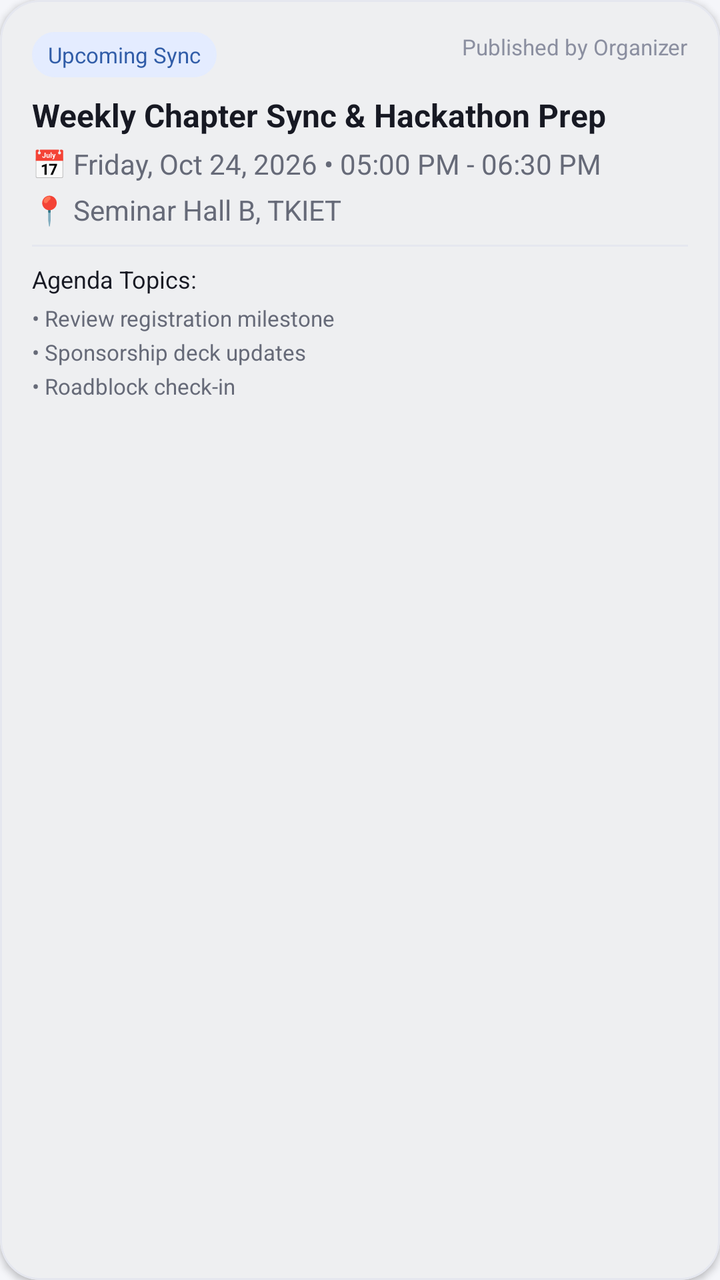
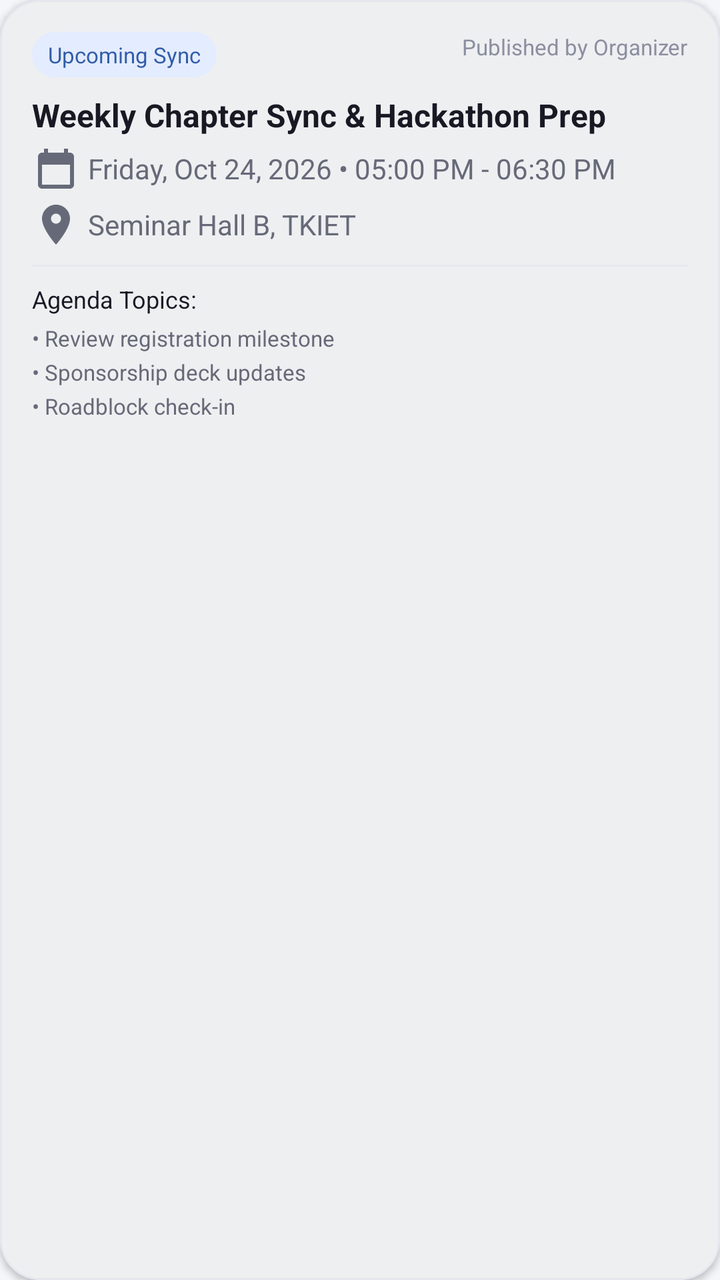

Two renders of the same Android screen: before a commit and after it. Below are the layout's source before the change and the commit's diff.
<!-- AndroidManifest.xml: application theme Theme.GDGCoreHQ -->
<!-- res/layout/item_meeting_card.xml -->
<?xml version="1.0" encoding="utf-8"?>
<com.google.android.material.card.MaterialCardView
    xmlns:android="http://schemas.android.com/apk/res/android"
    xmlns:app="http://schemas.android.com/apk/res-auto"
    style="@style/Widget.GDGCoreHQ.Card"
    android:layout_width="match_parent"
    android:layout_height="wrap_content"
    android:layout_marginBottom="@dimen/space_3">

    <LinearLayout
        android:layout_width="match_parent"
        android:layout_height="wrap_content"
        android:orientation="vertical">

        
        <RelativeLayout
            android:layout_width="match_parent"
            android:layout_height="wrap_content"
            android:layout_marginBottom="@dimen/space_2">

            <TextView
                android:id="@+id/tvMeetingStatus"
                android:layout_width="wrap_content"
                android:layout_height="wrap_content"
                android:layout_alignParentStart="true"
                android:background="@drawable/bg_chip_rounded"
                android:backgroundTint="@color/color_info_container"
                android:paddingHorizontal="@dimen/space_2"
                android:paddingVertical="@dimen/space_1"
                android:text="Upcoming Sync"
                android:textAppearance="@style/TextAppearance.GDGCoreHQ.Caption"
                android:textColor="@color/status_info" />

            <TextView
                android:id="@+id/tvPublishedBy"
                android:layout_width="wrap_content"
                android:layout_height="wrap_content"
                android:layout_alignParentEnd="true"
                android:text="Published by Organizer"
                android:textAppearance="@style/TextAppearance.GDGCoreHQ.Caption"
                android:textColor="@color/text_muted" />
        </RelativeLayout>

        
        <TextView
            android:id="@+id/tvMeetingTitle"
            android:layout_width="wrap_content"
            android:layout_height="wrap_content"
            android:text="Weekly Chapter Sync &amp; Hackathon Prep"
            android:textAppearance="@style/TextAppearance.GDGCoreHQ.TitleMedium"
            android:textColor="@color/text_primary" />

        
        <TextView
            android:id="@+id/tvMeetingDateTime"
            android:layout_width="wrap_content"
            android:layout_height="wrap_content"
            android:layout_marginTop="@dimen/space_1"
            android:text="📅 Friday, Oct 24, 2026 • 05:00 PM - 06:30 PM"
            android:textAppearance="@style/TextAppearance.GDGCoreHQ.Body"
            android:textColor="@color/text_secondary" />

        
        <TextView
            android:id="@+id/tvMeetingLocation"
            android:layout_width="wrap_content"
            android:layout_height="wrap_content"
            android:layout_marginTop="@dimen/space_1"
            android:text="📍 Seminar Hall B, TKIET"
            android:textAppearance="@style/TextAppearance.GDGCoreHQ.Body"
            android:textColor="@color/text_secondary" />

        <View
            android:layout_width="match_parent"
            android:layout_height="1dp"
            android:layout_marginVertical="@dimen/space_2"
            android:background="@color/border" />

        
        <TextView
            android:layout_width="wrap_content"
            android:layout_height="wrap_content"
            android:layout_marginBottom="@dimen/space_1"
            android:text="Agenda Topics:"
            android:textAppearance="@style/TextAppearance.GDGCoreHQ.Label"
            android:textColor="@color/text_primary" />

        
        <TextView
            android:id="@+id/tvMeetingTopics"
            android:layout_width="match_parent"
            android:layout_height="wrap_content"
            android:lineSpacingExtra="4dp"
            android:text="• Review registration milestone\n• Sponsorship deck updates\n• Roadblock check-in"
            android:textAppearance="@style/TextAppearance.GDGCoreHQ.Caption"
            android:textColor="@color/text_secondary" />

    </LinearLayout>
</com.google.android.material.card.MaterialCardView>
<!-- resources referenced by this layout -->
<resources>
  <color name="border">#E5E7EF</color>
  <color name="color_info_container">#E4ECFF</color>
  <color name="status_info">#315DA8</color>
  <color name="text_muted">#8B8FA0</color>
  <color name="text_primary">#171923</color>
  <color name="text_secondary">#666A78</color>
  <dimen name="space_1">4dp</dimen>
  <dimen name="space_2">8dp</dimen>
  <dimen name="space_3">12dp</dimen>
  <style name="TextAppearance.GDGCoreHQ.Body">
          <item name="android:textSize">@dimen/text_body</item>
          <item name="android:textColor">@color/text_primary</item>
      </style>
  <style name="TextAppearance.GDGCoreHQ.Caption">
          <item name="android:textSize">@dimen/text_caption</item>
          <item name="android:textColor">@color/text_muted</item>
      </style>
  <style name="TextAppearance.GDGCoreHQ.Label">
          <item name="android:textSize">@dimen/text_label</item>
          <item name="android:textColor">@color/text_secondary</item>
      </style>
  <style name="TextAppearance.GDGCoreHQ.TitleMedium">
          <item name="android:textSize">@dimen/text_title_medium</item>
          <item name="android:textStyle">bold</item>
          <item name="android:textColor">@color/text_primary</item>
      </style>
  <color name="surface_subtle">#F0F1F6</color>
  <dimen name="radius_chip">12dp</dimen>
  <dimen name="text_body">14sp</dimen>
  <dimen name="text_caption">11sp</dimen>
  <dimen name="text_label">12sp</dimen>
  <dimen name="text_title_medium">16sp</dimen>
  <style name="ShapeAppearance.GDGCoreHQ.Card" parent="ShapeAppearance.Material3.MediumComponent">
          <item name="cornerFamily">rounded</item>
          <item name="cornerSize">@dimen/radius_card</item>
      </style>
  <color name="surface">#FFFFFF</color>
  <dimen name="border_width">1dp</dimen>
  <dimen name="elevation_card">2dp</dimen>
  <dimen name="card_padding">16dp</dimen>
  <color name="md_theme_primary">#18233F</color>
  <color name="md_theme_onPrimary">#FFFFFF</color>
  <color name="md_theme_primaryContainer">#C8D8FF</color>
  <color name="md_theme_onPrimaryContainer">#18233F</color>
  <color name="md_theme_secondary">#666A78</color>
  <color name="md_theme_onSecondary">#FFFFFF</color>
  <color name="md_theme_secondaryContainer">#D8D4FF</color>
  <color name="md_theme_onSecondaryContainer">#171923</color>
  <color name="md_theme_background">#F5F6FA</color>
  <color name="md_theme_onBackground">#171923</color>
  <color name="md_theme_surface">#FFFFFF</color>
  <color name="md_theme_onSurface">#171923</color>
  <color name="md_theme_surfaceVariant">#F0F1F6</color>
  <color name="md_theme_onSurfaceVariant">#666A78</color>
  <color name="md_theme_outline">#E5E7EF</color>
  <color name="md_theme_error">#B42332</color>
  <color name="md_theme_onError">#FFFFFF</color>
  <color name="md_theme_errorContainer">#FCE1E3</color>
  <color name="md_theme_onErrorContainer">#B42332</color>
  <color name="background">#F5F6FA</color>
  <dimen name="radius_card">20dp</dimen>
  <!-- unchanged entries left out for length: 3 -->
</resources>

<!-- the commit's change to res/layout/item_meeting_card.xml (unified diff, before → after) -->
@@ -56,7 +56,11 @@
             android:layout_width="wrap_content"
             android:layout_height="wrap_content"
             android:layout_marginTop="@dimen/space_1"
-            android:text="📅 Friday, Oct 24, 2026 • 05:00 PM - 06:30 PM"
+            android:drawableStart="@drawable/ic_calendar"
+            android:drawablePadding="@dimen/space_1"
+            app:drawableTint="@color/text_secondary"
+            android:gravity="center_vertical"
+            android:text="Friday, Oct 24, 2026 • 05:00 PM - 06:30 PM"
             android:textAppearance="@style/TextAppearance.GDGCoreHQ.Body"
             android:textColor="@color/text_secondary" />
 
@@ -66,7 +70,11 @@
             android:layout_width="wrap_content"
             android:layout_height="wrap_content"
             android:layout_marginTop="@dimen/space_1"
-            android:text="📍 Seminar Hall B, TKIET"
+            android:drawableStart="@drawable/ic_location"
+            android:drawablePadding="@dimen/space_1"
+            app:drawableTint="@color/text_secondary"
+            android:gravity="center_vertical"
+            android:text="Seminar Hall B, TKIET"
             android:textAppearance="@style/TextAppearance.GDGCoreHQ.Body"
             android:textColor="@color/text_secondary" />
 
<!-- resource entries referenced after the edit -->
@@ -9,6 +9,10 @@
   <dimen name="space_1">4dp</dimen>
   <dimen name="space_2">8dp</dimen>
   <dimen name="space_3">12dp</dimen>
+  <!-- drawable ic_calendar (drawable) -->
+  ﻿<vector xmlns:android="http://schemas.android.com/apk/res/android" android:width="24dp" android:height="24dp" android:viewportWidth="24" android:viewportHeight="24"><path android:fillColor="@color/text_primary" android:pathData="M19,4h-1V2h-2v2H8V2H6v2H5c-1.11,0 -1.99,0.9 -1.99,2L3,20c0,1.1 0.89,2 2,2h14c1.1,0 2,-0.9 2,-2V6c0,-1.1 -0.9,-2 -2,-2zm0,16H5V10h14v10z"/></vector>
+  <!-- drawable ic_location (drawable) -->
+  ﻿<vector xmlns:android="http://schemas.android.com/apk/res/android" android:width="24dp" android:height="24dp" android:viewportWidth="24" android:viewportHeight="24"><path android:fillColor="@color/text_primary" android:pathData="M12,2C8.13,2 5,5.13 5,9c0,5.25 7,13 7,13s7,-7.75 7,-13c0,-3.87 -3.13,-7 -7,-7zm0,9.5c-1.38,0 -2.5,-1.12 -2.5,-2.5s1.12,-2.5 2.5,-2.5 2.5,1.12 2.5,2.5 -1.12,2.5 -2.5,2.5z"/></vector>
   <style name="TextAppearance.GDGCoreHQ.Body">
           <item name="android:textSize">@dimen/text_body</item>
           <item name="android:textColor">@color/text_primary</item>
